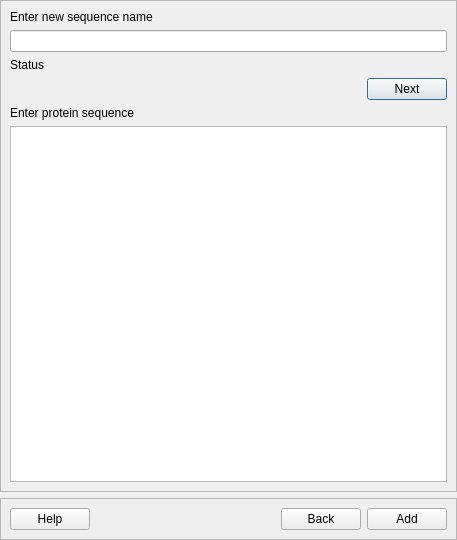
urban233/PySSA, file pyssa/gui/ui/forms/add_sequence_view.ui: the form before one commit.
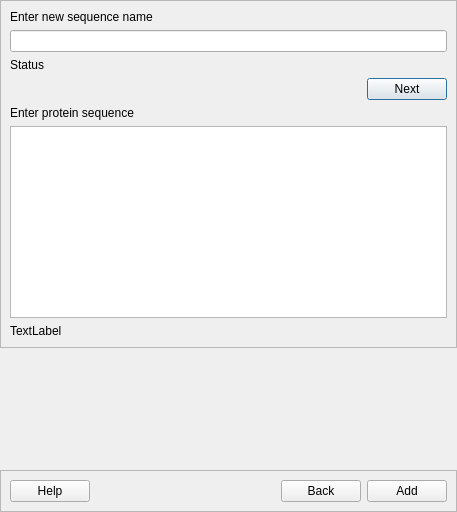
The form after the commit.

Commit message: feat: add sequence with the new dialog window

Patch:
```diff
--- a/pyssa/gui/ui/forms/add_sequence_view.ui
+++ b/pyssa/gui/ui/forms/add_sequence_view.ui
@@ -7,7 +7,7 @@
     <x>0</x>
     <y>0</y>
     <width>457</width>
-    <height>540</height>
+    <height>512</height>
    </rect>
   </property>
   <property name="windowTitle">
@@ -92,11 +92,31 @@
         <item>
          <widget class="QTextEdit" name="le_protein_seq"/>
         </item>
+        <item>
+         <widget class="QLabel" name="lbl_status_seq">
+          <property name="text">
+           <string>TextLabel</string>
+          </property>
+         </widget>
+        </item>
        </layout>
       </item>
      </layout>
     </widget>
    </item>
+   <item>
+    <spacer name="verticalSpacer">
+     <property name="orientation">
+      <enum>Qt::Vertical</enum>
+     </property>
+     <property name="sizeHint" stdset="0">
+      <size>
+       <width>20</width>
+       <height>40</height>
+      </size>
+     </property>
+    </spacer>
+   </item>
    <item>
     <widget class="QFrame" name="frame_bottom">
      <property name="frameShape">
```
The commit also changes 9 other files.
